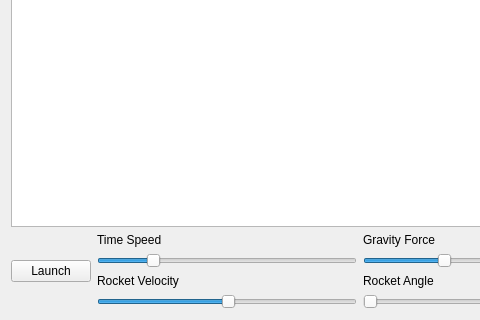
ktp-forked-repos/pl.edu.pw.elka.pain.qt, file mainwindow.ui: the form before one commit; both pictures show x 0 to 480 and y 146 to 466 of the 634 by 466 pixel window.
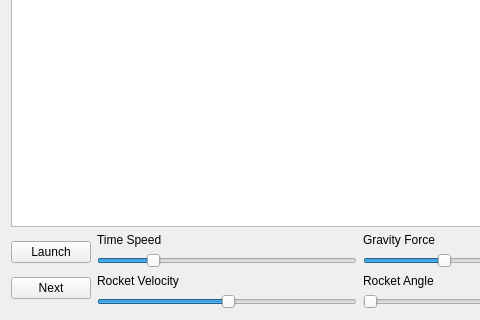
The form after the commit.

The edit to the form file:
```diff
--- a/mainwindow.ui
+++ b/mainwindow.ui
@@ -52,6 +52,8 @@
     <item>
      <layout class="QHBoxLayout" name="layoutControlPanel">
       <item>
+       <layout class="QVBoxLayout" name="buttons">
+        <item>
        <widget class="QPushButton" name="btnLaunch">
         <property name="text">
          <string>Launch</string>
@@ -59,7 +61,16 @@
        </widget>
       </item>
       <item>
-       <layout class="QGridLayout" name="gridSliders">
+         <widget class="QPushButton" name="btnNext">
+          <property name="text">
+           <string>Next</string>
+          </property>
+         </widget>
+        </item>
+       </layout>
+      </item>
+      <item>
+       <layout class="QGridLayout" name="sliders">
         <item row="1" column="0">
          <widget class="QSlider" name="sldTimeSpeed">
           <property name="value">
```
Lines whose indentation alone changed are shown as unchanged.
